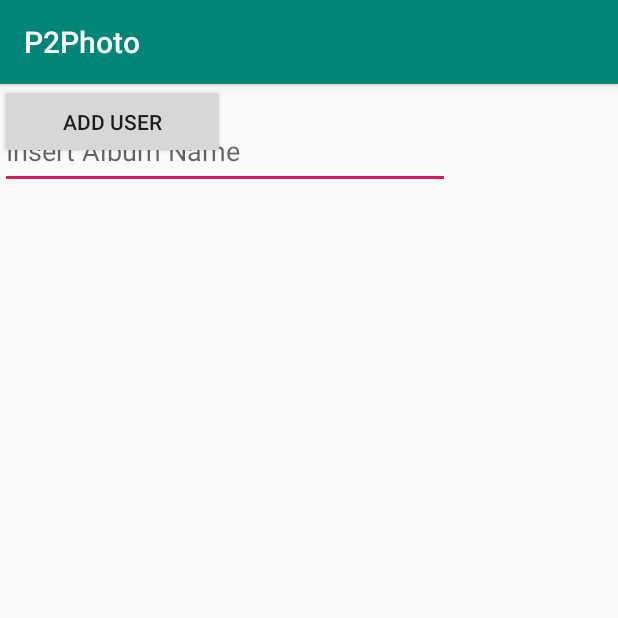
After one commit to MarcofSilva/CMU2019, an Android app: the NewAlbumActivity screen opened directly, with no data from a screen before it, on a phone screen of 412 x 824 dp, the top half of it. The commit adds this screen. Run offline under Robolectric (Android 15) with nearby library versions, the phone set to English and light mode, and no system bars.

```diff
--- a/app/src/main/AndroidManifest.xml
+++ b/app/src/main/AndroidManifest.xml
@@ -2,10 +2,12 @@
 <manifest xmlns:android="http://schemas.android.com/apk/res/android"
     package="pt.ulisboa.tecnico.cmov.a07.p2photo">
     <!-- To auto-complete the email text field in the login form with the user's emails -->
-    <!--<uses-permission android:name="android.permission.GET_ACCOUNTS" />
+    <!--
+<uses-permission android:name="android.permission.GET_ACCOUNTS" />
     <uses-permission android:name="android.permission.READ_PROFILE" />
-    <uses-permission android:name="android.permission.READ_CONTACTS" /> -->
-    <uses-permission android:name="android.permission.INTERNET"/>
+    <uses-permission android:name="android.permission.READ_CONTACTS" />
+    -->
+    <uses-permission android:name="android.permission.INTERNET" />
 
     <application
         android:allowBackup="true"
@@ -14,7 +16,8 @@
         android:roundIcon="@mipmap/ic_launcher_round"
         android:supportsRtl="true"
         android:theme="@style/AppTheme">
-        <activity android:name=".FindUsersActivity"></activity>
+        <activity android:name=".NewAlbumActivity"></activity>
+        <activity android:name=".FindUsersActivity" />
         <activity
             android:name=".InsideAlbumActivity"
             android:label="@string/title_activity_inside_album"
--- a/app/src/main/java/pt/ulisboa/tecnico/cmov/a07/p2photo/AlbumsActivity.java
+++ b/app/src/main/java/pt/ulisboa/tecnico/cmov/a07/p2photo/AlbumsActivity.java
@@ -30,6 +30,8 @@ public class AlbumsActivity extends AppCompatActivity
 
     private UserLoginTask mAuthTask = null;
     private static final String LOGOUT_SUCCESS = "Success";
+
+
     @Override
     protected void onCreate(Bundle savedInstanceState) {
         super.onCreate(savedInstanceState);
--- /dev/null
+++ b/app/src/main/java/pt/ulisboa/tecnico/cmov/a07/p2photo/NewAlbumActivity.java
@@ -0,0 +1,13 @@
+package pt.ulisboa.tecnico.cmov.a07.p2photo;
+
+import android.support.v7.app.AppCompatActivity;
+import android.os.Bundle;
+
+public class NewAlbumActivity extends AppCompatActivity {
+
+    @Override
+    protected void onCreate(Bundle savedInstanceState) {
+        super.onCreate(savedInstanceState);
+        setContentView(R.layout.activity_new_album);
+    }
+}
--- /dev/null
+++ b/app/src/main/res/layout/activity_new_album.xml
@@ -0,0 +1,31 @@
+<?xml version="1.0" encoding="utf-8"?>
+<android.support.constraint.ConstraintLayout xmlns:android="http://schemas.android.com/apk/res/android"
+    xmlns:app="http://schemas.android.com/apk/res-auto"
+    xmlns:tools="http://schemas.android.com/tools"
+    android:layout_width="match_parent"
+    android:layout_height="match_parent"
+    tools:context=".NewAlbumActivity">
+
+    <EditText
+        android:id="@+id/textAlbumName"
+        android:layout_width="300dp"
+        android:layout_height="70dp"
+        android:hint="Insert Album Name"
+        android:paddingTop="30dp"
+        tools:layout_editor_absoluteX="55dp"
+        tools:layout_editor_absoluteY="0dp" />
+
+    <ListView
+        android:layout_width="match_parent"
+        android:layout_height="wrap_content"
+        android:paddingTop="80dp"
+        android:paddingBottom="100dp"></ListView>
+
+    <Button
+        android:id="@+id/buttonAddUser"
+        android:layout_width="150dp"
+        android:layout_height="50dp"
+        android:text="Add User"
+        tools:layout_editor_absoluteX="130dp"
+        tools:layout_editor_absoluteY="665dp" />
+</android.support.constraint.ConstraintLayout>
```
